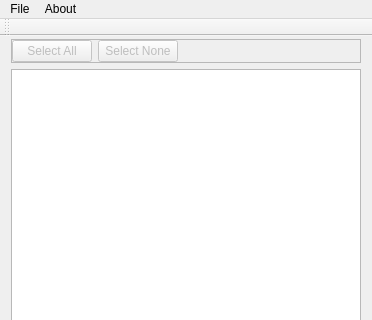
The window that ui/mainwindow.ui (EIGHTFINITE/bae) describes before a commit, drawn with Qt 5; both pictures show x 0 to 372 and y 0 to 320 of the 372 by 516 pixel window.
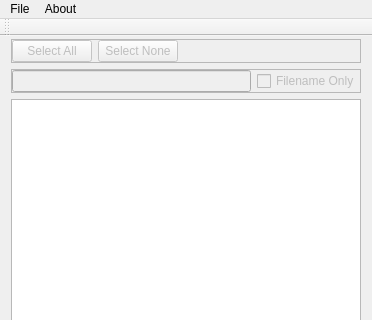
The same window after the commit.

Diff of the .ui file:
```diff
--- a/ui/mainwindow.ui
+++ b/ui/mainwindow.ui
@@ -78,6 +78,43 @@
       </layout>
      </widget>
     </item>
+    <item>
+     <widget class="QFrame" name="filterFrame">
+      <property name="enabled">
+       <bool>false</bool>
+      </property>
+      <property name="frameShape">
+       <enum>QFrame::StyledPanel</enum>
+      </property>
+      <property name="frameShadow">
+       <enum>QFrame::Raised</enum>
+      </property>
+      <layout class="QHBoxLayout" name="horizontalLayout_2">
+       <property name="leftMargin">
+        <number>0</number>
+       </property>
+       <property name="topMargin">
+        <number>0</number>
+       </property>
+       <property name="rightMargin">
+        <number>0</number>
+       </property>
+       <property name="bottomMargin">
+        <number>0</number>
+       </property>
+       <item>
+        <widget class="QLineEdit" name="archiveFilter"/>
+       </item>
+       <item>
+        <widget class="QCheckBox" name="archiveFilenameOnly">
+         <property name="text">
+          <string>Filename Only</string>
+         </property>
+        </widget>
+       </item>
+      </layout>
+     </widget>
+    </item>
     <item>
      <widget class="QTreeView" name="treeView"/>
     </item>
```
